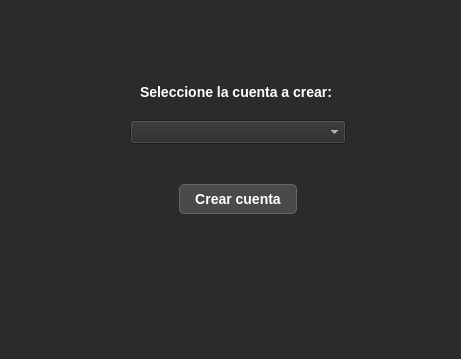
Above: screens/createAccount.ui from facucastellano19/ExchangeApp before the change. Below: the same form after it.
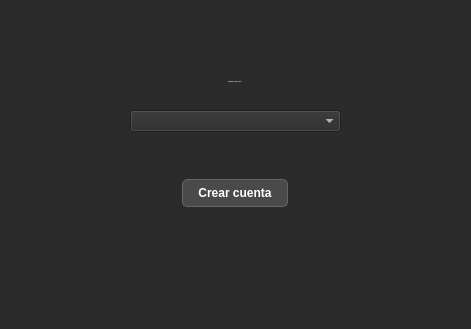
That is the form after the change.

Patch:
```diff
--- a/screens/createAccount.ui
+++ b/screens/createAccount.ui
@@ -6,8 +6,8 @@
    <rect>
     <x>0</x>
     <y>0</y>
-    <width>461</width>
-    <height>359</height>
+    <width>471</width>
+    <height>329</height>
    </rect>
   </property>
   <property name="windowTitle">
@@ -17,8 +17,6 @@
    <string notr="true">QWidget {
     background-color: #2b2b2b; /* gris oscuro */
     color: #ffffff; /* texto por defecto */
-    font-family: &quot;Segoe UI&quot;, Arial, sans-serif;
-    font-size: 14px;
 }</string>
   </property>
   <widget class="QLabel" name="labelStatusCreate">
@@ -61,9 +59,9 @@
    <property name="geometry">
     <rect>
      <x>130</x>
-     <y>70</y>
-     <width>216</width>
-     <height>161</height>
+     <y>60</y>
+     <width>211</width>
+     <height>171</height>
     </rect>
    </property>
    <layout class="QVBoxLayout" name="verticalLayout_2">
```
Left out of the diff: 36 changed lines with no effect on the pictures.
